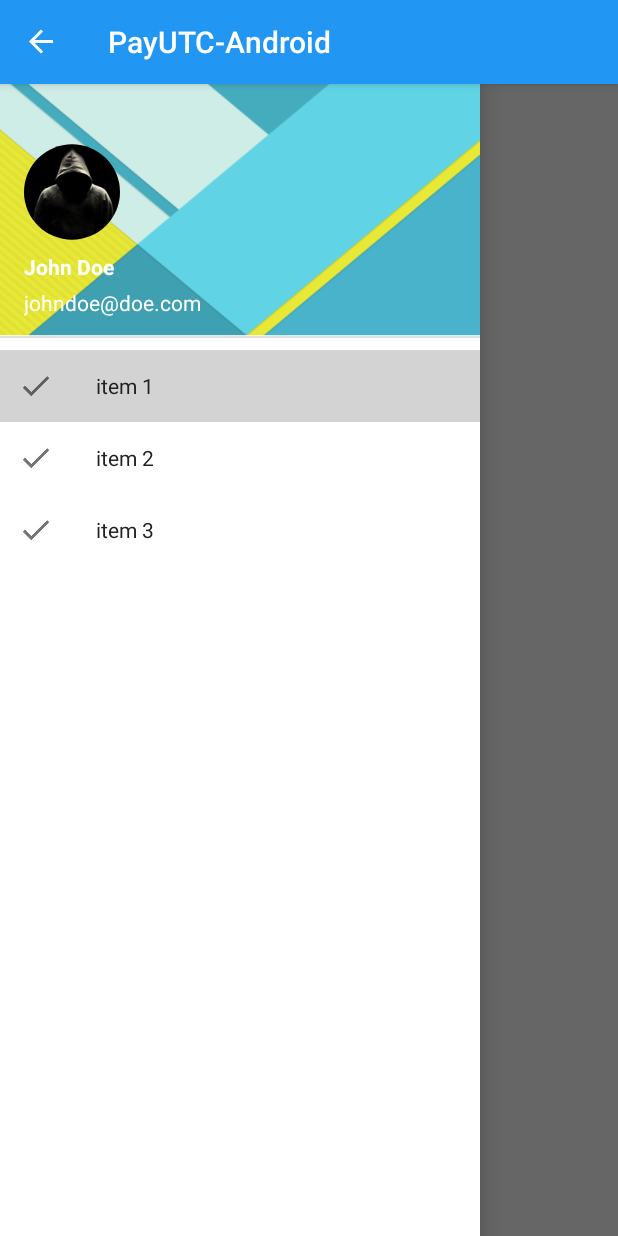
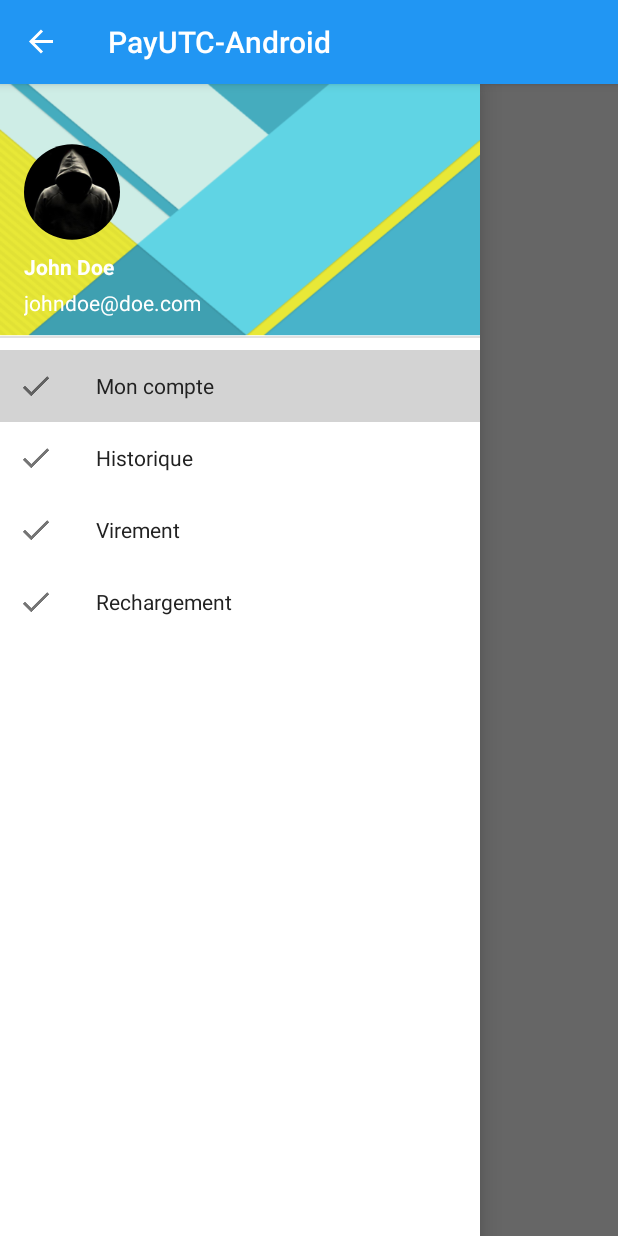
Before and after one commit to Frix-x/PayUTC-Android, an Android app: the screen it shows after launch (MainActivity), on a phone screen of 412 x 824 dp. Run offline under Robolectric (Android 15) with nearby library versions, the phone set to English and light mode, and no system bars.

Commit message:
Added menu items

```diff
--- a/app/src/main/java/fr/utc/frixx/payutc_android/NavigationDrawerFragment.java
+++ b/app/src/main/java/fr/utc/frixx/payutc_android/NavigationDrawerFragment.java
@@ -16,6 +16,8 @@ import android.graphics.Shader;
 import android.graphics.drawable.Drawable;
 import android.os.Bundle;
 import android.preference.PreferenceManager;
+import android.support.v4.content.ContextCompat;
+import android.support.v4.content.res.ResourcesCompat;
 import android.support.v7.app.ActionBarDrawerToggle;
 import android.support.v4.widget.DrawerLayout;
 import android.support.v7.widget.LinearLayoutManager;
@@ -117,10 +119,11 @@ public class NavigationDrawerFragment extends Fragment implements NavigationDraw
     }
 
     public List<NavigationItem> getMenu() {
-        List<NavigationItem> items = new ArrayList<NavigationItem>();
-        items.add(new NavigationItem("item 1", getResources().getDrawable(R.drawable.ic_menu_check)));
-        items.add(new NavigationItem("item 2", getResources().getDrawable(R.drawable.ic_menu_check)));
-        items.add(new NavigationItem("item 3", getResources().getDrawable(R.drawable.ic_menu_check)));
+        List<NavigationItem> items = new ArrayList<>();
+        items.add(new NavigationItem("Mon compte", ResourcesCompat.getDrawable(getResources(), R.drawable.ic_menu_check, null)));
+        items.add(new NavigationItem("Historique", ResourcesCompat.getDrawable(getResources(), R.drawable.ic_menu_check, null)));
+        items.add(new NavigationItem("Virement", ResourcesCompat.getDrawable(getResources(), R.drawable.ic_menu_check, null)));
+        items.add(new NavigationItem("Rechargement", ResourcesCompat.getDrawable(getResources(), R.drawable.ic_menu_check, null)));
         return items;
     }
 
--- a/app/src/main/res/values/strings.xml
+++ b/app/src/main/res/values/strings.xml
@@ -2,5 +2,5 @@
     <string name="app_name">PayUTC-Android</string>
     <string name="drawer_open">Menu opened</string>
     <string name="drawer_close">Menu closed</string>
-    <string name="action_settings">Settings</string>
+    <string name="action_settings">Bonjour</string>
 </resources>
```
Also changed, not shown: 1 other file.
